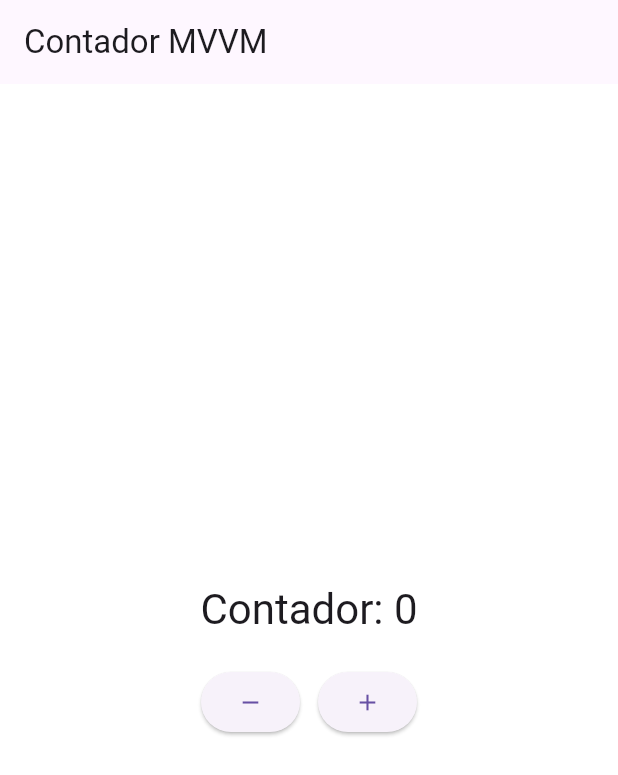
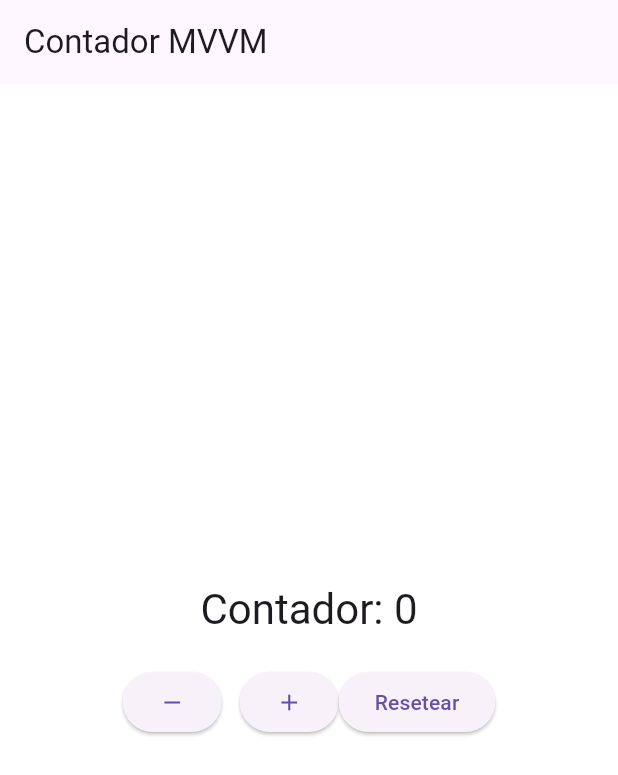
Before and after one commit to milihua795/flutter-counter-mvvm, a Flutter app: the screen it shows after launch, on a phone screen of 412 x 824 dp. Shown: the top 775 px of the screen. Run offline on Flutter 3.47's test engine with Material 3 defaults, Android fonts, the phone set to English and light mode, and no system bars.

Commit message:
Update counter_view.dart

```diff
--- a/lib/view/counter_view.dart
+++ b/lib/view/counter_view.dart
@@ -51,6 +51,12 @@ class CounterView extends StatelessWidget {
                     },
                     child: const Icon(Icons.add),
                   ),
+                  ElevatedButton(
+                    onPressed: () {
+                      counterViewModel.reset();
+                    },
+                    child: const Text("Resetear"),
+                   ),
                 ],
               )
             ],
```
